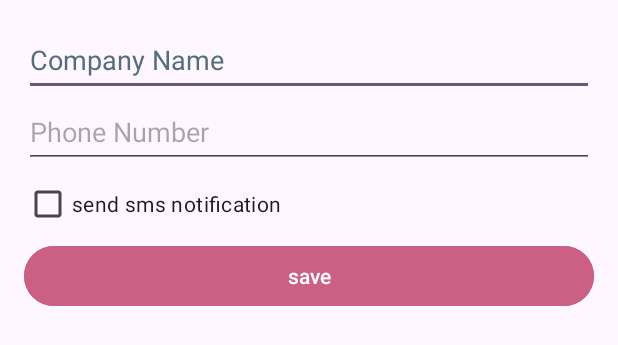
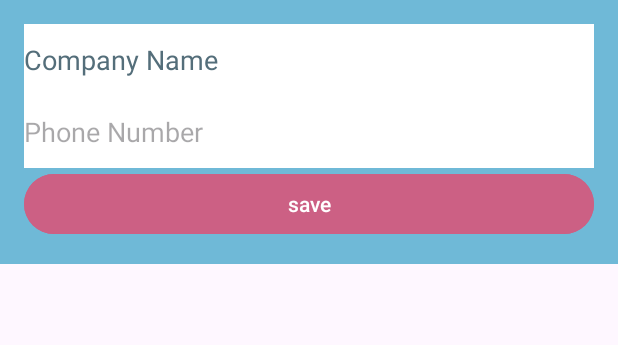
Before and after one commit to yuvalPerets/HiredApp, an Android app: the layout dialog_add_meeting.xml on its own in the app's theme, with its tools: preview values and no code run, on a phone screen of 412 x 824 dp. Shown: the top 345 px of the screen. Run offline under Robolectric (Android 15) with nearby library versions, the phone set to English and light mode, and no system bars.

```diff
--- a/app/build.gradle.kts
+++ b/app/build.gradle.kts
@@ -40,6 +40,7 @@ dependencies {
     implementation(libs.constraintlayout)
     implementation(libs.firebase.database)
     implementation(libs.cardview)
+    implementation(libs.calnedarview)
 
 
 
--- a/app/src/main/res/layout/activity_calendar.xml
+++ b/app/src/main/res/layout/activity_calendar.xml
@@ -37,7 +37,7 @@
         android:layout_width="wrap_content"
         android:layout_height="wrap_content"
         android:layout_marginTop="8dp"
-        android:text="@string/this_is_the_calendar_page_here_you_can_see_notes_on_certain_dates"
+        android:text="@string/calendarDescriptionText"
         android:textAlignment="center"
         android:textAppearance="@style/TextAppearance.AppCompat.Body2"
         android:textSize="16sp"
--- a/app/src/main/res/layout/dialog_add_meeting.xml
+++ b/app/src/main/res/layout/dialog_add_meeting.xml
@@ -4,12 +4,14 @@
     android:layout_width="match_parent"
     android:layout_height="wrap_content"
     android:orientation="vertical"
+    android:background="@color/colorPrimarySecond"
     android:padding="16dp">
 
     <EditText
         android:id="@+id/companyName"
         android:layout_width="match_parent"
         android:layout_height="wrap_content"
+        android:background="@color/white"
         android:autofillHints=""
         android:hint="@string/company_name"
         android:inputType=""
@@ -20,6 +22,7 @@
     <EditText
         android:id="@+id/phoneNumber"
         android:layout_width="match_parent"
+        android:background="@color/white"
         android:layout_height="wrap_content"
         android:autofillHints=""
         android:hint="@string/phone_number"
@@ -27,11 +30,7 @@
         android:minHeight="48dp"
         tools:ignore="VisualLintTextFieldSize,TextContrastCheck" />
 
-    <CheckBox
-        android:id="@+id/sendSmsCheckbox"
-        android:layout_width="wrap_content"
-        android:layout_height="wrap_content"
-        android:text="@string/send_sms_notification" />
+
 
     <Button
         android:id="@+id/sendSmsButton"
--- a/app/src/main/res/values/colors.xml
+++ b/app/src/main/res/values/colors.xml
@@ -4,6 +4,7 @@
     <color name="white">#FFFFFFFF</color>
 
     <color name="colorPrimary">#CC6084</color> // buttons
+    <color name="colorPrimarySecond">#6FB9D7</color> // buttons
     <color name="colorPrimaryDark">#000000</color> // welcome + username text
     <color name="colorAccent">#FF9800</color> // border
 
--- a/app/src/main/res/values/strings.xml
+++ b/app/src/main/res/values/strings.xml
@@ -43,5 +43,6 @@
     <string name="click_below_to_change_type_of_video">Click below to change type of video</string>
     <string name="here_you_can_find_different_types_of_tips_to_get_you_hired_faster_and_smarter">Here you can find different types of tips to get you hired faster and smarter.</string>
     <string name="todo">TODO</string>
+    <string name="calendarDescriptionText">This is a page that will help you manage your interview better!\nClick on a date you scheduled a meeting, enter the name of the company and your phone,\n and an SMS with the meeting details will be sent to you!</string>
 
 </resources>
--- a/app/src/main/res/values/styles.xml
+++ b/app/src/main/res/values/styles.xml
@@ -21,6 +21,8 @@
         <item name="android:textColor">@color/colorPrimaryDark</item>
         <item name="android:layout_marginTop">8dp</item>
     </style>
+
+
 
     <style name="DescriptionText">
         <item name="android:textSize">16sp</item>
--- a/gradle/libs.versions.toml
+++ b/gradle/libs.versions.toml
@@ -10,6 +10,7 @@ constraintlayout = "2.1.4"
 googleServices = "4.4.2"
 firebaseDatabase = "21.0.0"
 cardview = "1.0.0"
+calview = "1.9.2"
 
 
 
@@ -24,6 +25,10 @@ constraintlayout = { group = "androidx.constraintlayout", name = "constraintlayo
 google-services = { group = "com.google.gms", name = "google-services", version.ref = "googleServices" }
 firebase-database = { group = "com.google.firebase", name = "firebase-database", version.ref = "firebaseDatabase" }
 cardview = { group = "androidx.cardview", name = "cardview", version.ref = "cardview" }
+calnedarview = { group = "com.applandeo", name = "material-calendar-view", version.ref = "calview" }
+
+
+
 
 
 
```
Also changed, not shown: app/src/main/java/com/example/hiredapp/CalendarActivity.java (+3 -108 lines).
